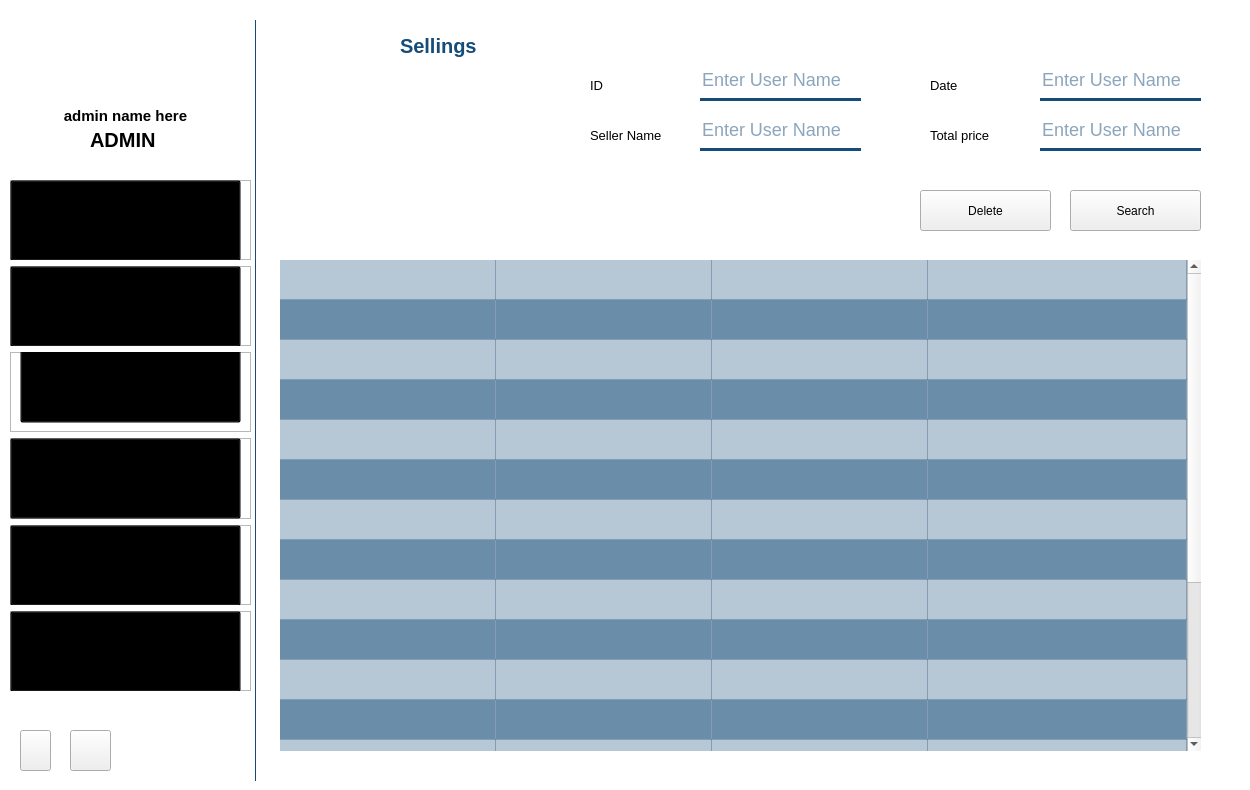
Qt form gui/admin.ui (Maher-Majdoub/supermarket_management_system) before a commit.
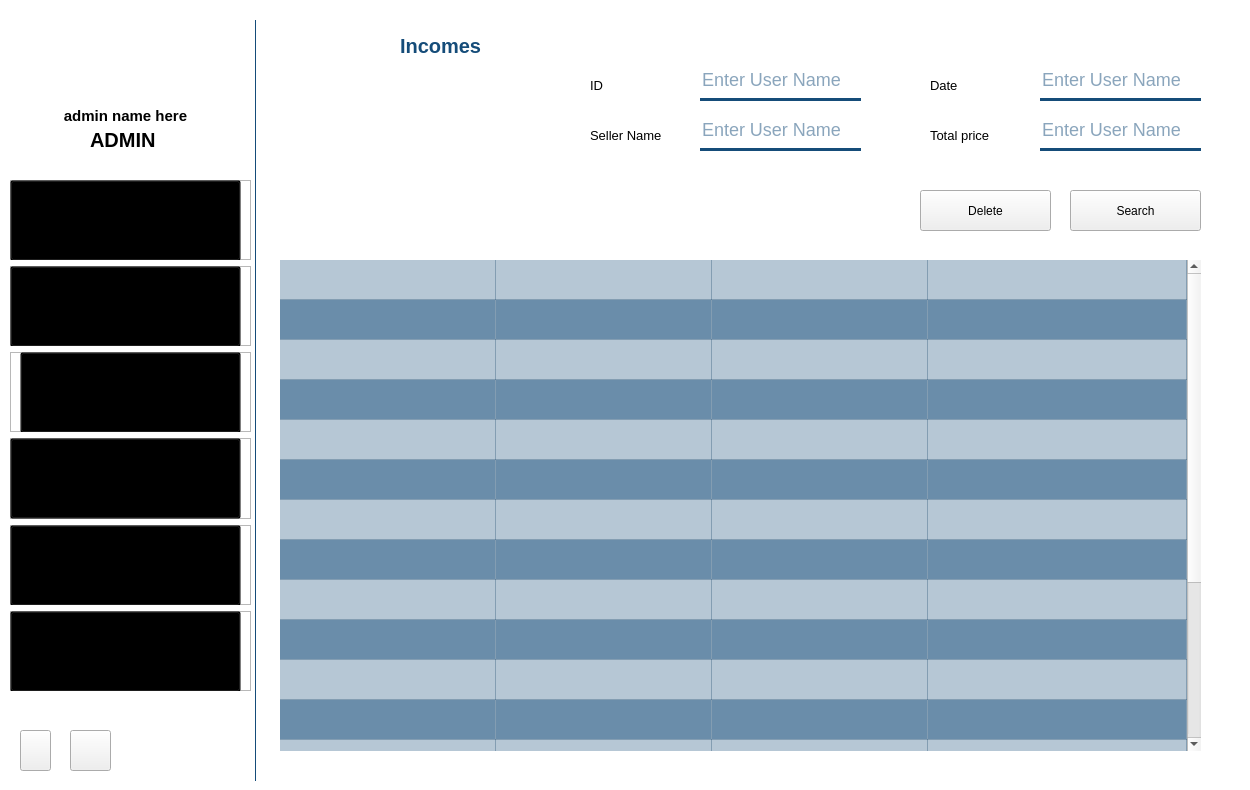
The same form after that commit. The open tabs and pages were chosen to show the change. Icons and pictures are not drawn.

Patch:
```diff
--- a/gui/admin.ui
+++ b/gui/admin.ui
@@ -1618,7 +1618,7 @@
       <rect>
        <x>140</x>
        <y>10</y>
-       <width>81</width>
+       <width>91</width>
        <height>31</height>
       </rect>
      </property>
@@ -1629,7 +1629,7 @@
 </string>
      </property>
      <property name="text">
-      <string>Sellings</string>
+      <string>Incomes</string>
      </property>
     </widget>
     <widget class="QLabel" name="label_46">
@@ -2848,7 +2848,7 @@
        <property name="geometry">
         <rect>
          <x>10</x>
-         <y>-10</y>
+         <y>0</y>
          <width>221</width>
          <height>81</height>
         </rect>
```
Left out of the diff: 11 changed lines with no effect on the pictures.
